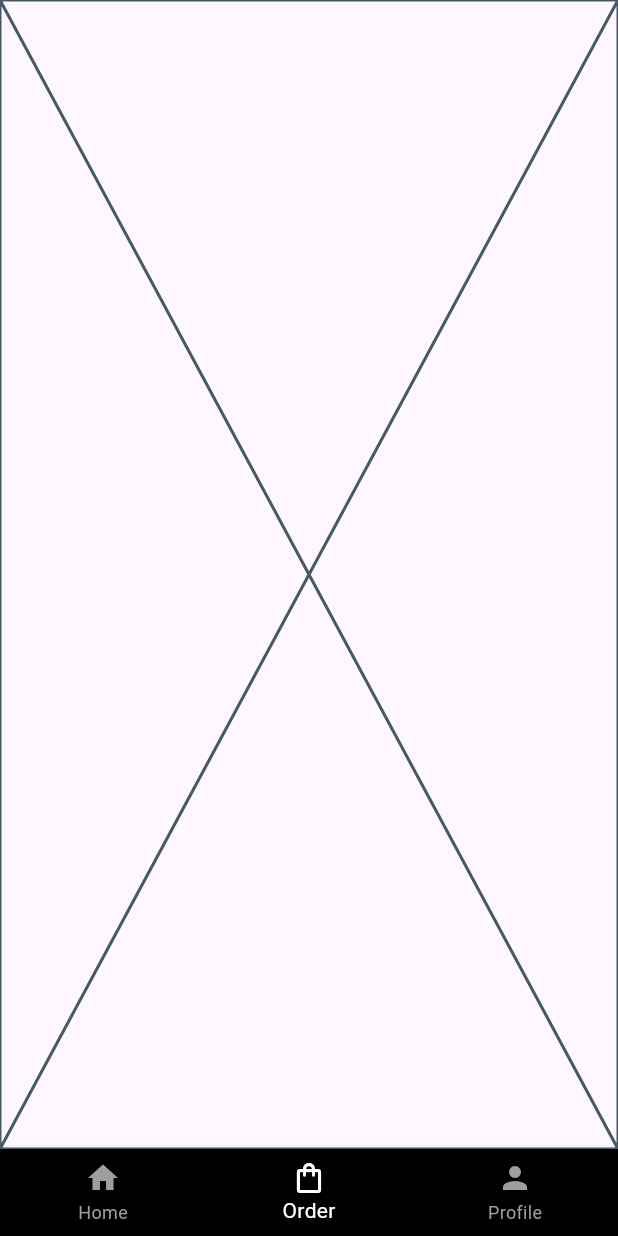
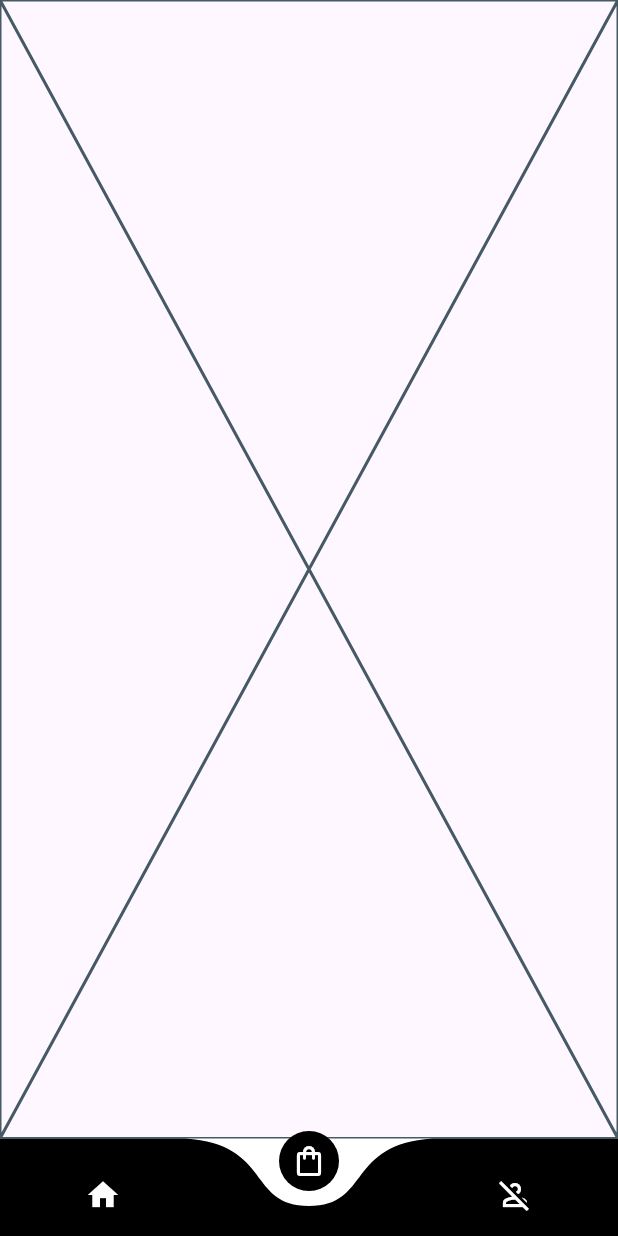
Before and after one commit to mm-zakaria/versatile, a Flutter app: the screen it shows after launch, item 2 of the bottom bar chosen, on a phone screen of 412 x 824 dp. Run offline on Flutter 3.47's test engine with Material 3 defaults, Android fonts, the phone set to English and light mode, and no system bars; drawn by our look-alikes of curved_navigation_bar.

Commit message:
work on botton navigation controaler

```diff
--- a/versatile/lib/bottomNavController.dart
+++ b/versatile/lib/bottomNavController.dart
@@ -1,3 +1,4 @@
+import 'package:curved_navigation_bar/curved_navigation_bar.dart';
 import 'package:flutter/material.dart';
 import 'package:versatile/pages/home.dart';
 import 'package:versatile/pages/order.dart';
@@ -11,41 +12,53 @@ class Bottomnavcontroller extends StatefulWidget {
 }
 
 class _BottomnavcontrollerState extends State<Bottomnavcontroller> {
+  late List<Widget> pages;
+  late Home HomePages;
+  late Order order;
+  late Profile profile;
+  int currentTabIndex = 0;
+  @override
+  void initState() {
+    HomePages = Home();
+    order = Order();
+    profile = Profile();
+    pages = [HomePages, order, profile];
 
- int _currentIndex = 0;
-  final _pages = [
-   Home(),
-   Order(),
-   Profile(),
-
-  ];
-
-
-
+    super.initState();
+  }
 
   @override
   Widget build(BuildContext context) {
     return Scaffold(
-       bottomNavigationBar: BottomNavigationBar(
-          backgroundColor: Colors.black,
-          elevation: 5,
-          selectedItemColor: Colors.white,
-          unselectedItemColor: Colors.grey,
-          onTap: (value) {
-            setState(() {
-              _currentIndex = value;
-            });
-          },
-          currentIndex: _currentIndex,
-          items: [
-            BottomNavigationBarItem(icon: Icon(Icons.home), label: 'Home'),
-            BottomNavigationBarItem(icon: Icon(Icons.shopping_bag_outlined), label: 'Order'),
-            BottomNavigationBarItem(icon: Icon(Icons.person), label: 'Profile'),
-          ]),
-           body: _pages[_currentIndex],
+      bottomNavigationBar: CurvedNavigationBar(
+        height: 65,
+        backgroundColor: Colors.white,
+        color: Colors.black,
+        onTap: ( int index) {
+          setState(() {
+            currentTabIndex = index;
+          });
+
+        },
 
 
 
+        items: [
+        Icon(
+          Icons.home,
+          color: Colors.white,
+        ),
+        Icon(
+          Icons.shopping_bag_outlined,
+          color: Colors.white,
+        ),
+        Icon(
+          Icons.person_off_outlined,
+          color: Colors.white,
+        ),
+
+      ]),
+      body: pages[currentTabIndex],
     );
   }
 }
--- a/versatile/pubspec.yaml
+++ b/versatile/pubspec.yaml
@@ -35,6 +35,7 @@ dependencies:
   # The following adds the Cupertino Icons font to your application.
   # Use with the CupertinoIcons class for iOS style icons.
   cupertino_icons: ^1.0.8
+  curved_navigation_bar: ^1.0.6
 
 dev_dependencies:
   flutter_test:
```
Also changed, not shown: versatile/pubspec.lock.
